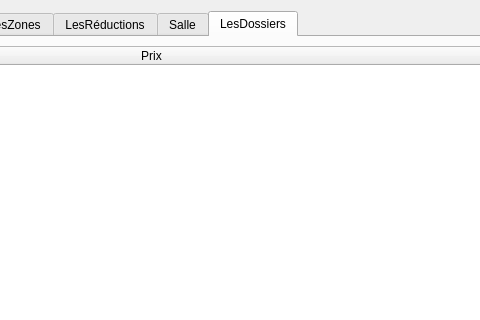
First picture: the form in gui/v1_tablesData.ui, repository BennyBellier/Theatre-CEDB-Project, before the edit; both pictures show x 439 to 919 and y 0 to 320 of the 1031 by 645 pixel window.
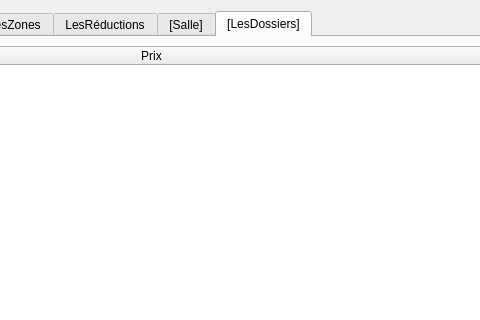
Second picture: the form after the edit. The open tabs and pages were chosen to show the change.

```diff
--- a/gui/v1_tablesData.ui
+++ b/gui/v1_tablesData.ui
@@ -725,7 +725,7 @@
      </widget>
      <widget class="QWidget" name="Salle">
       <attribute name="title">
-       <string>Salle</string>
+       <string>[Salle]</string>
       </attribute>
       <layout class="QVBoxLayout" name="verticalLayout_10">
        <item>
@@ -776,7 +776,7 @@
      </widget>
      <widget class="QWidget" name="LesDossiers">
       <attribute name="title">
-       <string>LesDossiers</string>
+       <string>[LesDossiers]</string>
       </attribute>
       <layout class="QVBoxLayout" name="verticalLayout_9">
        <item>
```
Left out of the diff: 2 changed lines with no effect on the pictures.
